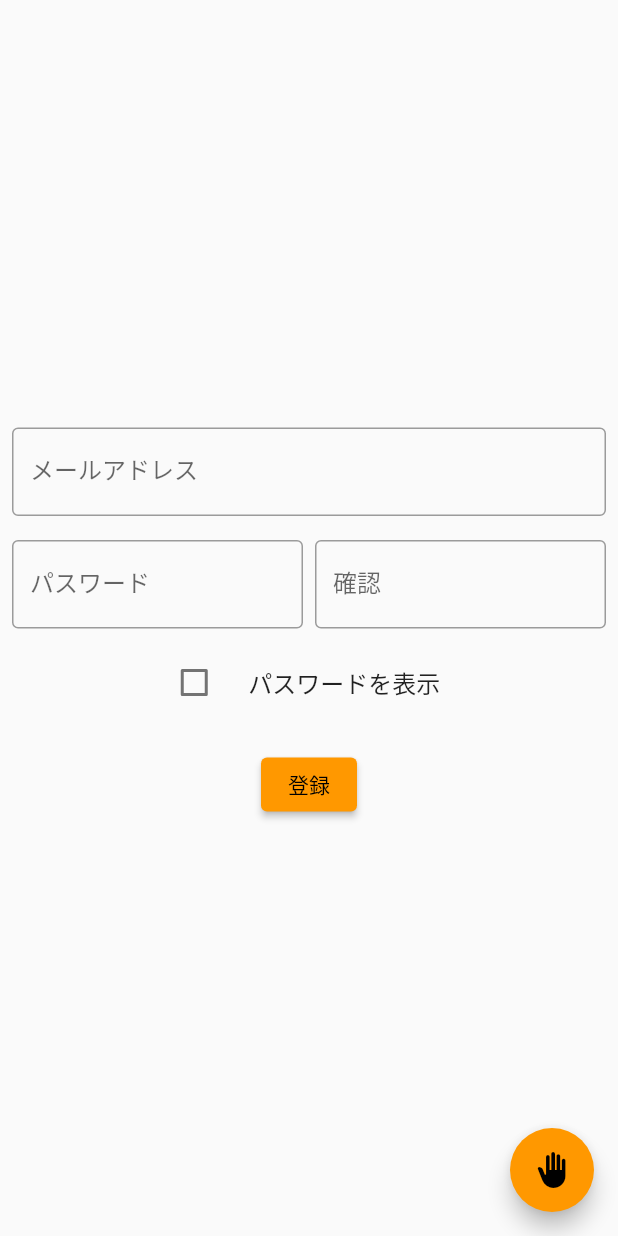
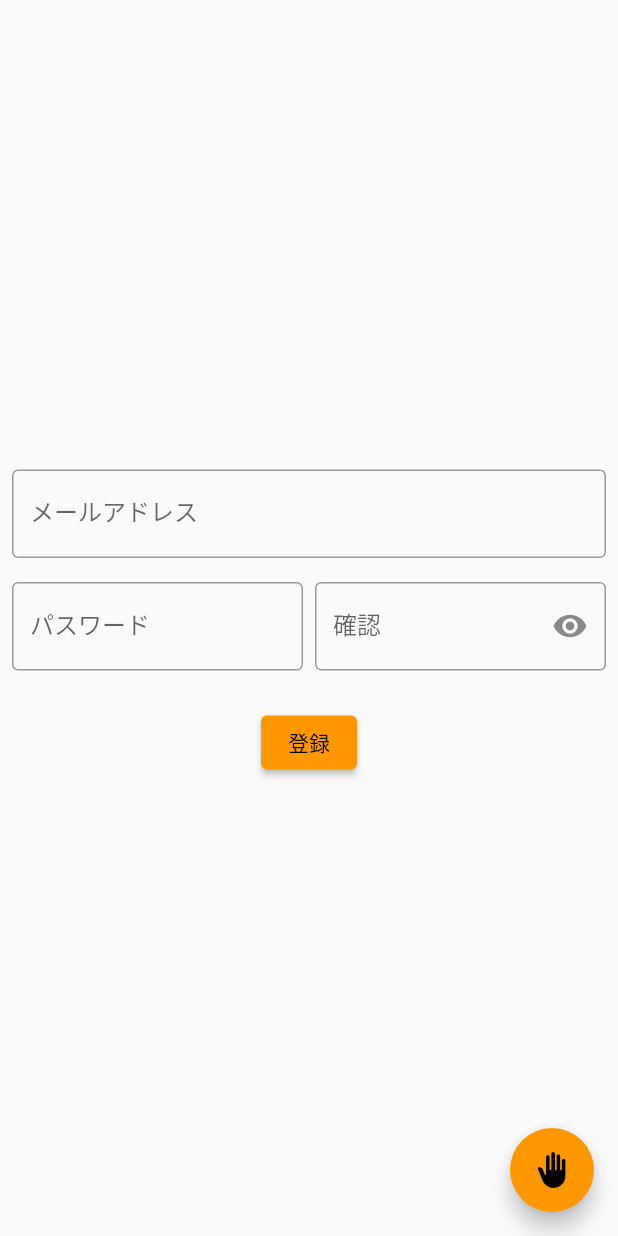
Before and after one commit to shunta0213/KaihatsuDojo, a Flutter app: the screen it shows after launch, after a tap on "登録", on a phone screen of 412 x 824 dp. Run offline on Flutter 3.47's test engine with Material 2 defaults, Android fonts, the light colour scheme and no system bars; our stand-ins replace cloud_firestore, firebase_auth, firebase_core; accounts and stored records are empty.

Commit message:
Add a suffix icon to toggle obscuring text

```diff
--- a/lib/login_form.dart
+++ b/lib/login_form.dart
@@ -18,18 +18,6 @@ class _LoginPageState extends State<LoginPage> {
   bool _passwordVeil = true;
   String _errorText = "";
 
-  void togglePassveil(bool? check) {
-    if (check == null) {
-      setState(() {
-        _passwordVeil = false;
-      });
-    } else {
-      setState(() {
-        _passwordVeil = check;
-      });
-    }
-  }
-
   @override
   Widget build(BuildContext context) {
     final UserState userState = Provider.of<UserState>(context);
@@ -40,7 +28,7 @@ class _LoginPageState extends State<LoginPage> {
         mainAxisAlignment: MainAxisAlignment.center,
         children: [
           Padding(
-            padding: const EdgeInsets.all(8.0),
+            padding: const EdgeInsets.symmetric(vertical: 8.0, horizontal: 30),
             child: TextFormField(
               decoration: const InputDecoration(
                 border: OutlineInputBorder(),
@@ -52,25 +40,26 @@ class _LoginPageState extends State<LoginPage> {
             ),
           ),
           Padding(
-            padding: const EdgeInsets.all(8.0),
+            padding: const EdgeInsets.symmetric(vertical: 8.0, horizontal: 30),
             child: TextFormField(
-              decoration: const InputDecoration(
-                border: OutlineInputBorder(),
+              decoration: InputDecoration(
+                border: const OutlineInputBorder(),
                 labelText: 'パスワード',
+                suffixIcon: IconButton(
+                  tooltip: 'Show Password',
+                  icon: Icon(
+                      _passwordVeil ? Icons.visibility_off : Icons.visibility),
+                  onPressed: () {
+                    setState(() {
+                      _passwordVeil = !_passwordVeil;
+                    });
+                  },
+                ),
               ),
               obscureText: _passwordVeil,
               onChanged: (String value) {
                 _password = value;
               },
-            ),
-          ),
-          SizedBox(
-            width: 225,
-            child: CheckboxListTile(
-              title: const Text('パスワードを表示'),
-              controlAffinity: ListTileControlAffinity.leading,
-              value: !_passwordVeil,
-              onChanged: (bool? e) => togglePassveil(e),
             ),
           ),
           Padding(
@@ -143,34 +132,21 @@ class _SignUpPageState extends State<SignUpPage> {
   @override
   Widget build(BuildContext context) {
     final UserState userState = Provider.of<UserState>(context);
+    // Regular expression for password validation
     RegExp pattern = RegExp(r"(?=.*[a-z])(?=.*[A-Z])\w+");
     bool passCheckBool = true;
 
-    void togglePassveil(bool? check) {
-      if (check == null) {
-        setState(() {
-          _passwordVeil = false;
-        });
-      } else {
-        setState(() {
-          _passwordVeil = check;
-        });
-      }
-    }
+    void signUp() async {
+      passCheckBool =
+          pattern.hasMatch(_password) && pattern.hasMatch(_password1);
 
-    void signUp() async {
       if (_email == "") {
         setState(() => _infoText = "メールアドレスを入力してください");
       } else if (_password == "" || _password1 == "") {
         setState(() => _infoText = "パスワードを入力してくさい");
-      } else {
-        if (_password != _password1) {
+      } else if (_password != _password1) {
         setState(() => _infoText = "パスワードが一致しません");
-        } else {
-          passCheckBool =
-              pattern.hasMatch(_password) && pattern.hasMatch(_password1);
-
-          if (!passCheckBool) {
+      } else if (!passCheckBool) {
         setState(() => _infoText = "パスワードは、半角英小文字・大文字を組み合わせて入力してください");
       } else {
         try {
@@ -193,8 +169,6 @@ class _SignUpPageState extends State<SignUpPage> {
               _infoText = "エラーが発生しました";
             }
           });
-            }
-          }
         }
       }
     }
@@ -249,9 +223,20 @@ class _SignUpPageState extends State<SignUpPage> {
                 Expanded(
                   flex: 1,
                   child: TextFormField(
-                      decoration: const InputDecoration(
+                      decoration: InputDecoration(
                         border: OutlineInputBorder(),
                         labelText: '確認',
+                        suffixIcon: IconButton(
+                          tooltip: 'Show Password',
+                          icon: Icon(_passwordVeil
+                              ? Icons.visibility_off
+                              : Icons.visibility),
+                          onPressed: () {
+                            setState(() {
+                              _passwordVeil = !_passwordVeil;
+                            });
+                          },
+                        ),
                       ),
                       // hide password
                       obscureText: !_passwordVeil,
@@ -265,15 +250,6 @@ class _SignUpPageState extends State<SignUpPage> {
                       }),
                 ),
               ],
-            ),
-          ),
-          SizedBox(
-            width: 225,
-            child: CheckboxListTile(
-              title: const Text('パスワードを表示'),
-              controlAffinity: ListTileControlAffinity.leading,
-              value: _passwordVeil,
-              onChanged: (bool? e) => togglePassveil(e),
             ),
           ),
           Text(_infoText),
```
Lines whose indentation alone changed are shown as unchanged.
